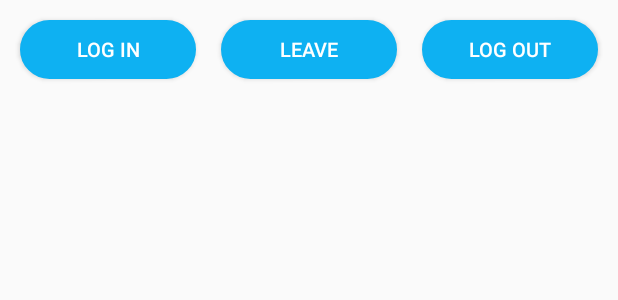
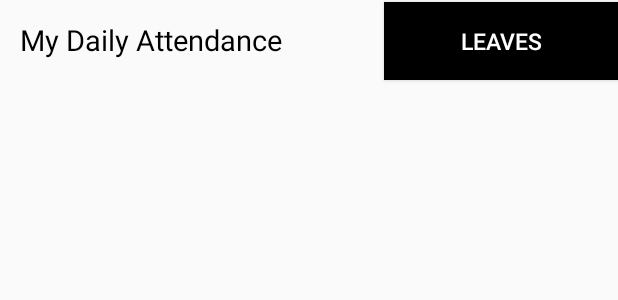
Before and after one commit to tonmoy-sardar/PMS-Admin, an Android app: the layout activity_give_attadence.xml on its own in the app's theme, with its tools: preview values and no code run, on a phone screen of 412 x 824 dp. Shown: the top 300 px of the screen. Run offline under Robolectric (Android 15) with nearby library versions, the light colour scheme and no system bars.

Commit message:
Attendance

```diff
--- a/app/src/main/java/com/pmsadmin/MethodUtils.java
+++ b/app/src/main/java/com/pmsadmin/MethodUtils.java
@@ -87,7 +87,6 @@ public class MethodUtils {
 
     public static List<DashboardItemsModel>  addDataDashboard() {
         List<DashboardItemsModel> list=new ArrayList<>();
-
         {
             DashboardItemsModel dashboardItemsModel=new DashboardItemsModel();
             dashboardItemsModel.setItem("Attendance");
--- a/app/src/main/java/com/pmsadmin/dashboard/BaseActivity.java
+++ b/app/src/main/java/com/pmsadmin/dashboard/BaseActivity.java
@@ -82,6 +82,9 @@ public class BaseActivity extends AppCompatActivity implements View.OnClickListe
         tv_attendance = findViewById(R.id.tv_attendance);
         tv_universal_header = findViewById(R.id.tv_universal_header);
         iv_close = findViewById(R.id.iv_close);
+
+        tv_user_name.setText(LoginShared.getLoginDataModel(BaseActivity.this).getEmail());
+
     }
 
     private void clickEvent() {
--- a/app/src/main/res/layout/activity_give_attadence.xml
+++ b/app/src/main/res/layout/activity_give_attadence.xml
@@ -4,6 +4,16 @@
     android:layout_width="match_parent"
     android:layout_height="match_parent"
     tools:context="com.pmsadmin.giveattandence.GiveAttendanceActivity">
+
+    <TextView
+        android:id="@+id/tv_attendance"
+        android:layout_width="wrap_content"
+        android:layout_height="wrap_content"
+        android:text="My Daily Attendance"
+        android:textColor="#000000"
+        android:paddingLeft="@dimen/_10sdp"
+        android:layout_marginTop="@dimen/_10sdp"
+        android:textSize="@dimen/_15sdp"/>
 
     <Button
         android:id="@+id/btn_login"
@@ -15,18 +25,19 @@
         android:layout_marginLeft="@dimen/_10sdp"
         android:text="LOG IN"
         android:textSize="@dimen/_10sdp"
+        android:visibility="gone"
         android:textColor="#ffffff" />
 
     <Button
         android:id="@+id/btn_leave"
-        android:layout_width="@dimen/_90sdp"
-        android:layout_height="@dimen/_30sdp"
-        android:layout_centerHorizontal="true"
-        android:layout_marginTop="@dimen/_10sdp"
-        android:background="@drawable/ok_button"
-        android:text="LEAVE"
+        android:layout_width="@dimen/_120sdp"
+        android:layout_height="@dimen/_40sdp"
+        android:layout_alignParentRight="true"
+        android:background="#000000"
+        android:text="LEAVES"
         android:textColor="#ffffff"
-        android:textSize="@dimen/_10sdp" />
+        android:layout_marginTop="@dimen/_1sdp"
+        android:textSize="@dimen/_12sdp" />
 
     <Button
         android:id="@+id/btn_logout"
@@ -38,6 +49,7 @@
         android:text="LOG OUT"
         android:textSize="@dimen/_10sdp"
         android:layout_marginRight="@dimen/_10sdp"
+        android:visibility="gone"
         android:textColor="#ffffff" />
 
     <androidx.recyclerview.widget.RecyclerView
--- a/app/src/main/res/layout/activity_leave.xml
+++ b/app/src/main/res/layout/activity_leave.xml
@@ -49,6 +49,7 @@
             android:layout_marginLeft="@dimen/_20sdp"
             android:layout_marginRight="@dimen/_20sdp"
             android:layout_marginBottom="@dimen/_15sdp"
+            android:clickable="true"
             android:background="@drawable/leave_drawable">
 
             <TextView
@@ -76,6 +77,7 @@
             android:layout_marginLeft="@dimen/_20sdp"
             android:layout_marginRight="@dimen/_20sdp"
             android:layout_marginBottom="@dimen/_15sdp"
+            android:clickable="true"
             android:background="@drawable/leave_drawable">
 
             <TextView
@@ -103,6 +105,7 @@
             android:layout_marginLeft="@dimen/_20sdp"
             android:layout_marginRight="@dimen/_20sdp"
             android:layout_marginBottom="@dimen/_15sdp"
+            android:clickable="true"
             android:background="@drawable/leave_drawable">
 
             <EditText
--- a/app/src/main/res/layout/include_menu.xml
+++ b/app/src/main/res/layout/include_menu.xml
@@ -29,7 +29,7 @@
             android:paddingLeft="@dimen/_20sdp"
             android:text="Santanu"
             android:textColor="#ffffff"
-            android:textSize="@dimen/_25sdp" />
+            android:textSize="@dimen/_15sdp" />
 
         <ImageView
             android:id="@+id/iv_cross"
```
Also changed, not shown: app/src/main/java/com/pmsadmin/dashboard/DashBoardActivity.java (+15 -3 lines), app/src/main/java/com/pmsadmin/dashboard/adapter/ItemsAdapter.java (+8 -4 lines).
